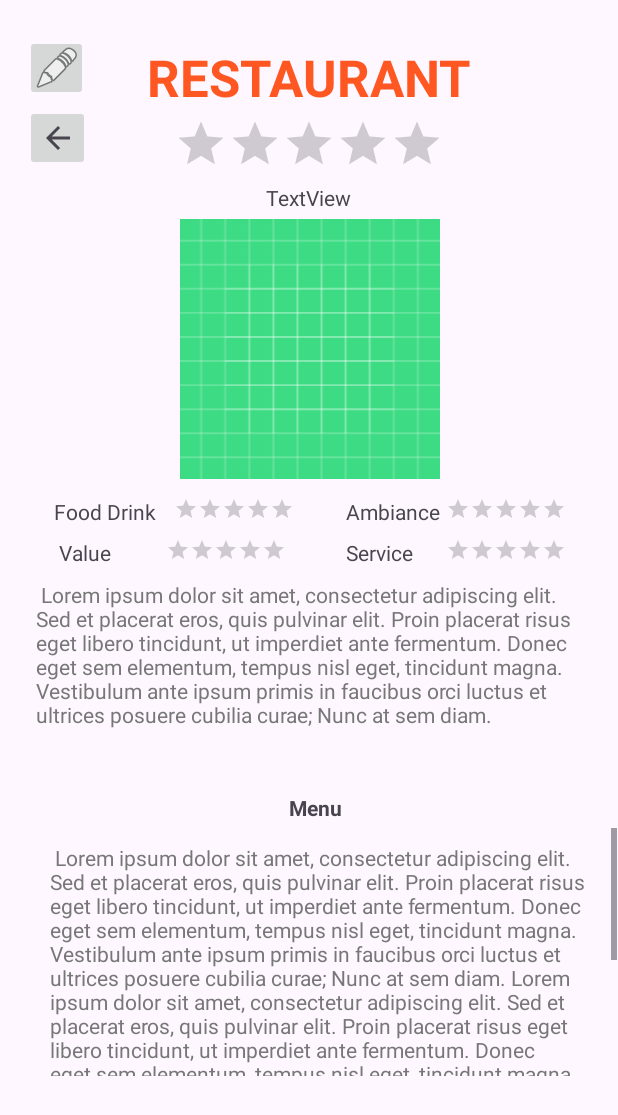
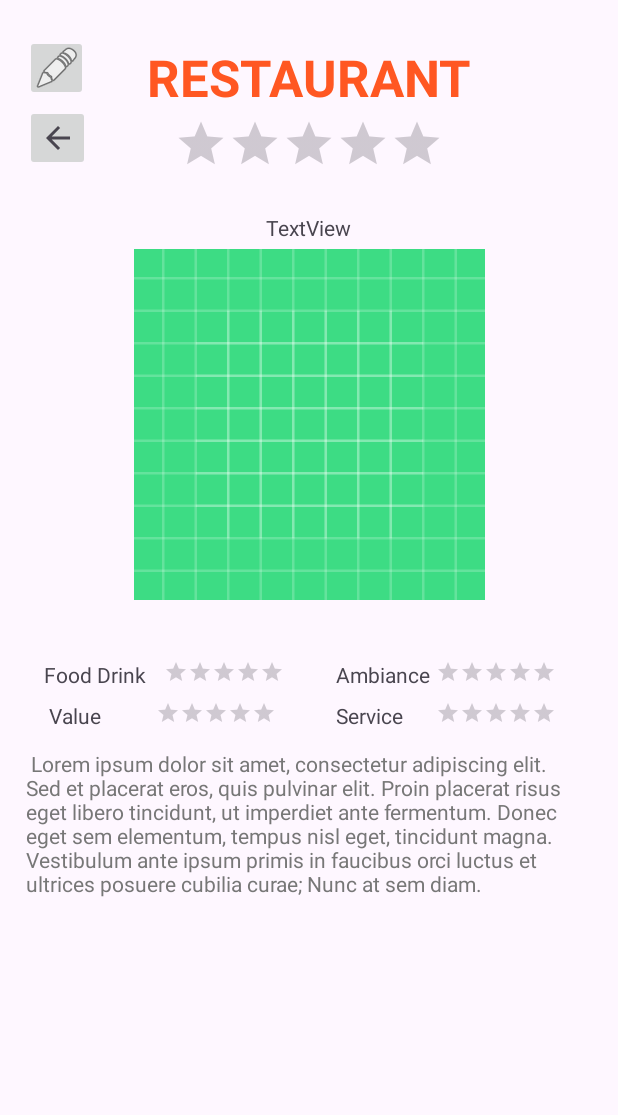
Before and after one commit to tinatams/KatEats, an Android app: the layout activity_restaurant_view.xml on its own in the app's theme, with its tools: preview values and no code run, on a phone screen of 412 x 824 dp. Shown: the top 1115 px of the screen. Run offline under Robolectric (Android 15) with nearby library versions, the phone set to English and light mode, and no system bars.

Commit message:
Fixed reso like pathing

```diff
--- a/app/src/main/java/kateats/app/RestaurantView.java
+++ b/app/src/main/java/kateats/app/RestaurantView.java
@@ -22,7 +22,6 @@ public class RestaurantView extends AppCompatActivity {
     RatingBar overallRating;
     RatingBar foodRating, ambianceRating, serviceRating, valueRating;
     TextView description;
-    TextView menu;
     Realm realm;
     Restaurant resto;
     ImageButton editResto, back;
@@ -63,7 +62,6 @@ public class RestaurantView extends AppCompatActivity {
         serviceRating = findViewById(R.id.serviceRating);
         valueRating = findViewById(R.id.valueRating);
         description = findViewById(R.id.descriptionView);
-        menu = findViewById(R.id.menuView);
         editResto = findViewById(R.id.editRestaurantPage);
 
         realm = Realm.getDefaultInstance();
@@ -95,7 +93,6 @@ public class RestaurantView extends AppCompatActivity {
         restoName.setText(resto.getName());
         overallRating.setRating(resto.getRating());
         description.setText(resto.getDescription());
-        menu.setText(resto.getMenu());
         cuisine.setText(resto.getCuisine());
 
         realm.beginTransaction();
--- a/app/src/main/java/kateats/app/TinderSwipe.java
+++ b/app/src/main/java/kateats/app/TinderSwipe.java
@@ -125,6 +125,7 @@ public class TinderSwipe extends AppCompatActivity {
     public void allDone(){
         Intent i = new Intent(this, LikedRestaurants.class);
         startActivity(i);
+        finish();
     }
 
     public void onDestroy(){
--- a/app/src/main/res/layout/activity_restaurant_view.xml
+++ b/app/src/main/res/layout/activity_restaurant_view.xml
@@ -9,13 +9,24 @@
 
     <ImageView
         android:id="@+id/restoImage"
-        android:layout_width="339dp"
-        android:layout_height="173dp"
-        android:layout_marginTop="32dp"
+        android:layout_width="351dp"
+        android:layout_height="234dp"
+        android:layout_marginTop="52dp"
         app:layout_constraintEnd_toEndOf="parent"
         app:layout_constraintStart_toStartOf="parent"
         app:layout_constraintTop_toBottomOf="@+id/overallRating"
         app:srcCompat="@drawable/ic_launcher_background" />
+
+    <TextView
+        android:id="@+id/cuisineText"
+        android:layout_width="wrap_content"
+        android:layout_height="wrap_content"
+        android:layout_marginTop="28dp"
+        android:text="TextView"
+        app:layout_constraintEnd_toEndOf="@+id/overallRating"
+        app:layout_constraintHorizontal_bias="0.495"
+        app:layout_constraintStart_toStartOf="@+id/overallRating"
+        app:layout_constraintTop_toBottomOf="@+id/overallRating" />
 
     <RatingBar
         android:id="@+id/overallRating"
@@ -67,11 +78,11 @@
         android:id="@+id/descriptionView"
         android:layout_width="378dp"
         android:layout_height="126dp"
-        android:layout_marginTop="12dp"
+        android:layout_marginTop="16dp"
+        android:text=" Lorem ipsum dolor sit amet, consectetur adipiscing elit. Sed et placerat eros, quis pulvinar elit. Proin placerat risus eget libero tincidunt, ut imperdiet ante fermentum. Donec eget sem elementum, tempus nisl eget, tincidunt magna. Vestibulum ante ipsum primis in faucibus orci luctus et ultrices posuere cubilia curae; Nunc at sem diam."
         android:textColor="#777777"
-        android:text=" Lorem ipsum dolor sit amet, consectetur adipiscing elit. Sed et placerat eros, quis pulvinar elit. Proin placerat risus eget libero tincidunt, ut imperdiet ante fermentum. Donec eget sem elementum, tempus nisl eget, tincidunt magna. Vestibulum ante ipsum primis in faucibus orci luctus et ultrices posuere cubilia curae; Nunc at sem diam."
         app:layout_constraintEnd_toEndOf="@+id/restoImage"
-        app:layout_constraintHorizontal_bias="0.333"
+        app:layout_constraintHorizontal_bias="0.512"
         app:layout_constraintStart_toStartOf="@+id/restoImage"
         app:layout_constraintTop_toBottomOf="@+id/valueRating" />
 
@@ -86,47 +97,11 @@
         app:layout_constraintTop_toTopOf="@+id/textView3" />
 
     <TextView
-        android:id="@+id/textView9"
-        android:layout_width="wrap_content"
-        android:layout_height="wrap_content"
-        android:layout_marginTop="16dp"
-        android:text="Menu"
-        android:textStyle="bold"
-        app:layout_constraintEnd_toEndOf="parent"
-        app:layout_constraintHorizontal_bias="0.512"
-        app:layout_constraintStart_toStartOf="parent"
-        app:layout_constraintTop_toBottomOf="@+id/descriptionView" />
-
-    <ScrollView
-        android:layout_width="388dp"
-        android:layout_height="165dp"
-        android:layout_marginTop="4dp"
-        app:layout_constraintEnd_toEndOf="@+id/descriptionView"
-        app:layout_constraintHorizontal_bias="0.1"
-        app:layout_constraintStart_toStartOf="@+id/descriptionView"
-        app:layout_constraintTop_toBottomOf="@+id/textView9">
-
-        <LinearLayout
-            android:layout_width="match_parent"
-            android:layout_height="wrap_content"
-            android:orientation="vertical">
-
-            <TextView
-                android:id="@+id/menuView"
-                android:layout_width="match_parent"
-                android:layout_height="wrap_content"
-                android:padding="10dp"
-                android:textColor="#777777"
-                android:text=" Lorem ipsum dolor sit amet, consectetur adipiscing elit. Sed et placerat eros, quis pulvinar elit. Proin placerat risus eget libero tincidunt, ut imperdiet ante fermentum. Donec eget sem elementum, tempus nisl eget, tincidunt magna. Vestibulum ante ipsum primis in faucibus orci luctus et ultrices posuere cubilia curae; Nunc at sem diam. Lorem ipsum dolor sit amet, consectetur adipiscing elit. Sed et placerat eros, quis pulvinar elit. Proin placerat risus eget libero tincidunt, ut imperdiet ante fermentum. Donec eget sem elementum, tempus nisl eget, tincidunt magna. Vestibulum ante ipsum primis in faucibus orci luctus et ultrices posuere cubilia curae; Nunc at sem diam. Lorem ipsum dolor sit amet, consectetur adipiscing elit. Sed et placerat eros, quis pulvinar elit. Proin placerat risus eget libero tincidunt, ut imperdiet ante fermentum. Donec eget sem elementum, tempus nisl eget, tincidunt magna. Vestibulum ante ipsum primis in faucibus orci luctus et ultrices posuere cubilia curae; Nunc at sem diam." />
-        </LinearLayout>
-    </ScrollView>
-
-    <TextView
         android:id="@+id/textView3"
         android:layout_width="wrap_content"
         android:layout_height="wrap_content"
         android:layout_marginStart="12dp"
-        android:layout_marginTop="12dp"
+        android:layout_marginTop="40dp"
         android:text="Food Drink"
         app:layout_constraintStart_toStartOf="@+id/descriptionView"
         app:layout_constraintTop_toBottomOf="@+id/restoImage" />
@@ -183,17 +158,6 @@
         app:layout_constraintTop_toTopOf="parent"
         app:srcCompat="@android:drawable/ic_menu_edit" />
 
-    <TextView
-        android:id="@+id/cuisineText"
-        android:layout_width="wrap_content"
-        android:layout_height="wrap_content"
-        android:layout_marginTop="8dp"
-        android:text="TextView"
-        app:layout_constraintEnd_toEndOf="@+id/overallRating"
-        app:layout_constraintHorizontal_bias="0.495"
-        app:layout_constraintStart_toStartOf="@+id/overallRating"
-        app:layout_constraintTop_toBottomOf="@+id/overallRating" />
-
     <ImageButton
         android:id="@+id/cancelRestoView"
         android:layout_width="43dp"
```
